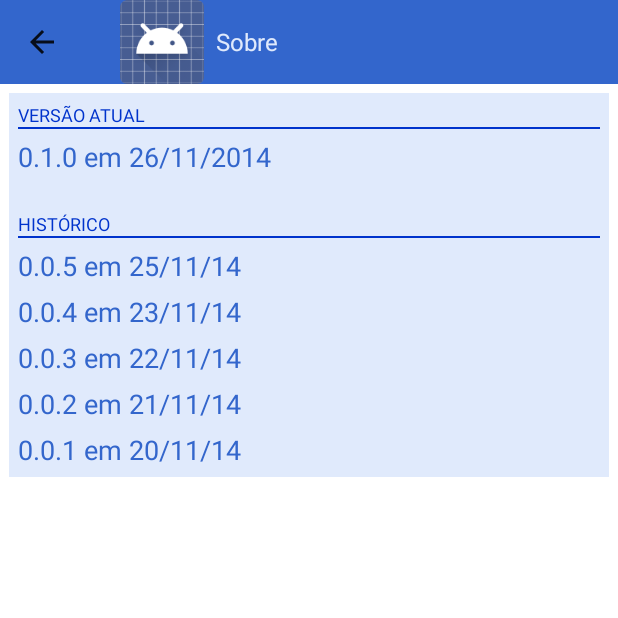
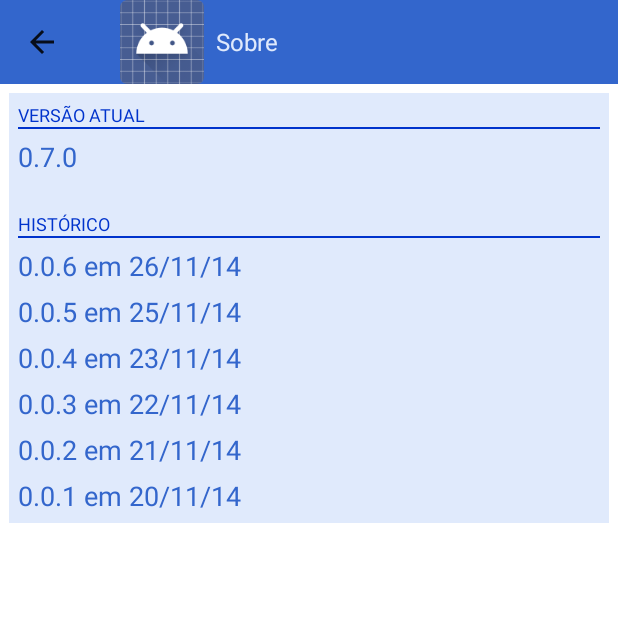
Before and after one commit to ARNdroid/MonitorMobile, an Android app: the AboutActivity screen opened directly, with no data from a screen before it, on a phone screen of 412 x 824 dp, the top half of it. Run offline under Robolectric (Android 15) with nearby library versions, the light colour scheme and no system bars.

Commit message:
@Mamute: Fix #41.

```diff
--- a/app/gradle.properties
+++ b/app/gradle.properties
@@ -3,4 +3,4 @@ major=0
 #0 <= minor <= 99
 minor=0
 #0 <= hotfix <= 99
-hotfix=6
+hotfix=7
--- a/app/src/main/res/layout/activity_about.xml
+++ b/app/src/main/res/layout/activity_about.xml
@@ -25,7 +25,7 @@
             android:layout_width="wrap_content"
             android:layout_height="wrap_content"
             android:paddingTop="@dimen/default_view_padding"
-            android:text="0.1.0 em 26/11/2014" />
+            android:text="0.7.0" />
 
         <TextView
             style="@style/CardFont.Header"
@@ -36,6 +36,13 @@
 
         <View
             style="@style/HeaderDivider" />
+
+        <TextView
+            style="@style/CardFont.Item"
+            android:layout_width="wrap_content"
+            android:layout_height="wrap_content"
+            android:paddingTop="@dimen/default_view_padding"
+            android:text="0.0.6 em 26/11/14" />
 
         <TextView
             style="@style/CardFont.Item"
```
Also changed, not shown: 1 other file.
